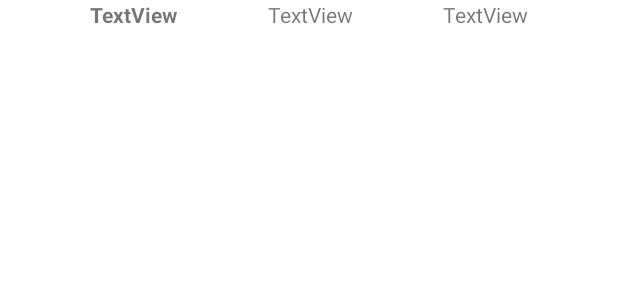
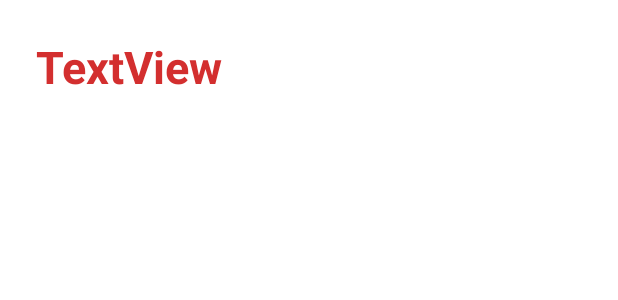
Before and after one commit to LuisMackenzie/DuckHuntGame, an Android app: the layout fragment_user_ranking.xml on its own in the app's theme, with its tools: preview values and no code run, on a phone screen of 412 x 824 dp. Shown: the top 300 px of the screen. Run offline under Robolectric (Android 15) with nearby library versions, the phone set to English and light mode, and no system bars.

Commit message:
Completed Lesson

```diff
--- a/app/src/main/java/com/mackenzie/duckhuntgame/activities/MyUserRecyclerViewAdapter.java
+++ b/app/src/main/java/com/mackenzie/duckhuntgame/activities/MyUserRecyclerViewAdapter.java
@@ -2,6 +2,7 @@ package com.mackenzie.duckhuntgame.activities;
 
 import androidx.recyclerview.widget.RecyclerView;
 
+import android.graphics.Typeface;
 import android.view.LayoutInflater;
 import android.view.View;
 import android.view.ViewGroup;
@@ -49,6 +50,7 @@ public class MyUserRecyclerViewAdapter extends RecyclerView.Adapter<MyUserRecycl
 
         public ViewHolder(FragmentUserRankingBinding binding) {
             super(binding.getRoot());
+
             tvPosition = binding.tvPosition;
             tvDucks = binding.tvDucks;
             tvNick = binding.tvNick;
--- a/app/src/main/java/com/mackenzie/duckhuntgame/activities/RankingActivity.java
+++ b/app/src/main/java/com/mackenzie/duckhuntgame/activities/RankingActivity.java
@@ -1,5 +1,6 @@
 package com.mackenzie.duckhuntgame.activities;
 
+import android.graphics.Typeface;
 import android.os.Bundle;
 
 import com.google.android.material.snackbar.Snackbar;
@@ -19,7 +20,7 @@ import com.mackenzie.duckhuntgame.R;
 
 public class RankingActivity extends AppCompatActivity {
 
-    private AppBarConfiguration appBarConfiguration;
+    // private AppBarConfiguration appBarConfiguration;
     private ActivityRankingBinding binding;
 
     @Override
--- a/app/src/main/java/com/mackenzie/duckhuntgame/activities/UserRankingFragment.java
+++ b/app/src/main/java/com/mackenzie/duckhuntgame/activities/UserRankingFragment.java
@@ -1,6 +1,7 @@
 package com.mackenzie.duckhuntgame.activities;
 
 import android.content.Context;
+import android.graphics.Typeface;
 import android.os.Bundle;
 
 import androidx.annotation.NonNull;
@@ -20,6 +21,7 @@ import com.google.firebase.firestore.FirebaseFirestore;
 import com.google.firebase.firestore.Query;
 import com.google.firebase.firestore.QuerySnapshot;
 import com.mackenzie.duckhuntgame.R;
+import com.mackenzie.duckhuntgame.databinding.FragmentUserRankingBinding;
 import com.mackenzie.duckhuntgame.models.User;
 
 import java.util.ArrayList;
@@ -33,6 +35,7 @@ public class UserRankingFragment extends Fragment {
     private MyUserRecyclerViewAdapter adapter;
     private FirebaseFirestore db;
     private RecyclerView recyclerView;
+    private FragmentUserRankingBinding binding;
 
     public UserRankingFragment() {
     }
@@ -53,15 +56,24 @@ public class UserRankingFragment extends Fragment {
 
         db = FirebaseFirestore.getInstance();
 
+        binding = FragmentUserRankingBinding.inflate(getLayoutInflater());
+
         if (getArguments() != null) {
             mColumnCount = getArguments().getInt(ARG_COLUMN_COUNT);
         }
+
     }
 
     @Override
     public View onCreateView(LayoutInflater inflater, ViewGroup container,
                              Bundle savedInstanceState) {
         View view = inflater.inflate(R.layout.fragment_user_ranking_list, container, false);
+
+        // Cambiar tipo de fuente
+        Typeface typeface = Typeface.createFromAsset(getActivity().getAssets(), "pixel.ttf");
+        binding.tvPosition.setTypeface(typeface);
+        binding.tvDucks.setTypeface(typeface);
+        binding.tvNick.setTypeface(typeface);
 
         // Set the adapter
         if (view instanceof RecyclerView) {
--- a/app/src/main/res/layout/activity_ranking.xml
+++ b/app/src/main/res/layout/activity_ranking.xml
@@ -4,6 +4,7 @@
     xmlns:tools="http://schemas.android.com/tools"
     android:layout_width="match_parent"
     android:layout_height="match_parent"
+    android:background="@drawable/bg_game"
     tools:context=".activities.RankingActivity">
 
     <com.google.android.material.appbar.AppBarLayout
--- a/app/src/main/res/layout/fragment_user_ranking.xml
+++ b/app/src/main/res/layout/fragment_user_ranking.xml
@@ -1,17 +1,23 @@
 <?xml version="1.0" encoding="utf-8"?>
 <androidx.constraintlayout.widget.ConstraintLayout xmlns:android="http://schemas.android.com/apk/res/android"
     xmlns:app="http://schemas.android.com/apk/res-auto"
+    xmlns:tools="http://schemas.android.com/tools"
     android:layout_width="match_parent"
-    android:layout_height="wrap_content">
+    android:layout_height="wrap_content"
+    android:padding="8dp">
 
         <TextView
             android:id="@+id/tv_position"
             android:layout_width="wrap_content"
             android:layout_height="wrap_content"
-        android:layout_marginStart="8dp"
+            android:layout_marginStart="16dp"
+            android:layout_marginTop="16dp"
+            android:layout_marginBottom="16dp"
             android:text="TextView"
+            android:textColor="@color/purple_500"
+            android:textSize="30dp"
             android:textStyle="bold"
-        app:layout_constraintEnd_toStartOf="@+id/tv_ducks"
+            app:layout_constraintBottom_toBottomOf="parent"
             app:layout_constraintHorizontal_bias="0.5"
             app:layout_constraintStart_toStartOf="parent"
             app:layout_constraintTop_toTopOf="parent" />
@@ -20,24 +26,38 @@
             android:id="@+id/tv_ducks"
             android:layout_width="wrap_content"
             android:layout_height="wrap_content"
-        android:layout_marginStart="8dp"
+            android:layout_marginStart="30dp"
             android:text="TextView"
-        app:layout_constraintBottom_toBottomOf="@+id/tv_position"
-        app:layout_constraintEnd_toStartOf="@+id/tv_nick"
-        app:layout_constraintHorizontal_bias="0.5"
+            android:textColor="@color/white"
+            android:textSize="30dp"
+            app:layout_constraintBottom_toTopOf="@+id/tv_patos"
             app:layout_constraintStart_toEndOf="@+id/tv_position"
-        app:layout_constraintTop_toTopOf="@+id/tv_position" />
+            app:layout_constraintTop_toTopOf="parent"
+            app:layout_constraintVertical_chainStyle="spread" />
 
         <TextView
             android:id="@+id/tv_nick"
             android:layout_width="wrap_content"
             android:layout_height="wrap_content"
-        android:layout_marginStart="8dp"
-        android:layout_marginEnd="8dp"
             android:text="TextView"
+            android:textColor="@color/white"
+            android:textSize="20dp"
             app:layout_constraintBottom_toBottomOf="@+id/tv_ducks"
             app:layout_constraintEnd_toEndOf="parent"
             app:layout_constraintHorizontal_bias="0.5"
             app:layout_constraintStart_toEndOf="@+id/tv_ducks"
             app:layout_constraintTop_toTopOf="@+id/tv_ducks" />
+
+        <TextView
+            android:id="@+id/tv_patos"
+            android:layout_width="wrap_content"
+            android:layout_height="wrap_content"
+            android:text="Ducks"
+            android:textColor="@color/white"
+            app:layout_constraintBottom_toBottomOf="parent"
+            app:layout_constraintEnd_toEndOf="@+id/tv_ducks"
+            app:layout_constraintStart_toStartOf="@+id/tv_ducks"
+            app:layout_constraintTop_toBottomOf="@+id/tv_ducks" />
+
+
 </androidx.constraintlayout.widget.ConstraintLayout>
```
Lines whose indentation alone changed are shown as unchanged.
